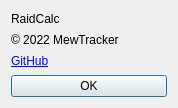
Above: RaidCalc/AboutDialog.ui from MewTracker/sv-research before the change. Below: the same form after it.
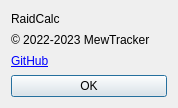
That is the form after the change.

What changed in the file:
```diff
--- a/RaidCalc/AboutDialog.ui
+++ b/RaidCalc/AboutDialog.ui
@@ -24,7 +24,7 @@
    <item>
     <widget class="QLabel" name="labelCopy">
      <property name="text">
-      <string>© 2022 MewTracker</string>
+      <string>© 2022-2023 MewTracker</string>
      </property>
     </widget>
    </item>
```
